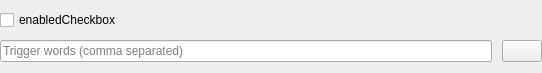
Capsize-Games/airunner, file src/airunner/components/art/gui/widgets/embeddings/templates/embedding.ui: the form before one commit.
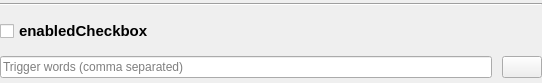
The form after the commit. Icons and pictures are not drawn.

Commit message: improved embeddings and lora widgets

The edit to the form file:
```diff
--- a/src/airunner/components/art/gui/widgets/embeddings/templates/embedding.ui
+++ b/src/airunner/components/art/gui/widgets/embeddings/templates/embedding.ui
@@ -7,7 +7,7 @@
     <x>0</x>
     <y>0</y>
     <width>542</width>
-    <height>73</height>
+    <height>83</height>
    </rect>
   </property>
   <property name="windowTitle">
@@ -26,20 +26,41 @@
    <property name="bottomMargin">
     <number>0</number>
    </property>
-   <property name="horizontalSpacing">
+   <property name="spacing">
     <number>10</number>
    </property>
-   <property name="verticalSpacing">
-    <number>0</number>
-   </property>
-   <item row="0" column="0">
-    <widget class="QCheckBox" name="enabledCheckbox">
+   <item row="3" column="0" colspan="2">
+    <layout class="QVBoxLayout" name="trigger_word_container">
+     <property name="spacing">
+      <number>10</number>
+     </property>
+    </layout>
+   </item>
+   <item row="1" column="0" colspan="2">
+    <widget class="QCheckBox" name="enabled_checkbox">
+     <property name="font">
+      <font>
+       <pointsize>11</pointsize>
+       <bold>true</bold>
+      </font>
+     </property>
      <property name="text">
       <string>enabledCheckbox</string>
      </property>
     </widget>
    </item>
-   <item row="1" column="0">
+   <item row="2" column="1">
+    <widget class="QPushButton" name="delete_button">
+     <property name="text">
+      <string/>
+     </property>
+     <property name="icon">
+      <iconset resource="../../../../../../gui/resources/feather.qrc">
+       <normaloff>:/dark/icons/feather/dark/trash-2.svg</normaloff>:/dark/icons/feather/dark/trash-2.svg</iconset>
+     </property>
+    </widget>
+   </item>
+   <item row="2" column="0">
     <widget class="QLineEdit" name="trigger_word_edit">
      <property name="font">
       <font>
@@ -54,13 +75,16 @@
      </property>
     </widget>
    </item>
-   <item row="1" column="1">
-    <widget class="QPushButton" name="delete_button">
-     <property name="text">
-      <string/>
+   <item row="0" column="0" colspan="2">
+    <widget class="Line" name="line">
+     <property name="minimumSize">
+      <size>
+       <width>0</width>
+       <height>0</height>
+      </size>
      </property>
-     <property name="icon">
-      <iconset theme="user-trash"/>
+     <property name="orientation">
+      <enum>Qt::Orientation::Horizontal</enum>
      </property>
     </widget>
    </item>
```
Left out of the diff: 36 changed lines with no effect on the pictures. The commit also changes 13 other files.
